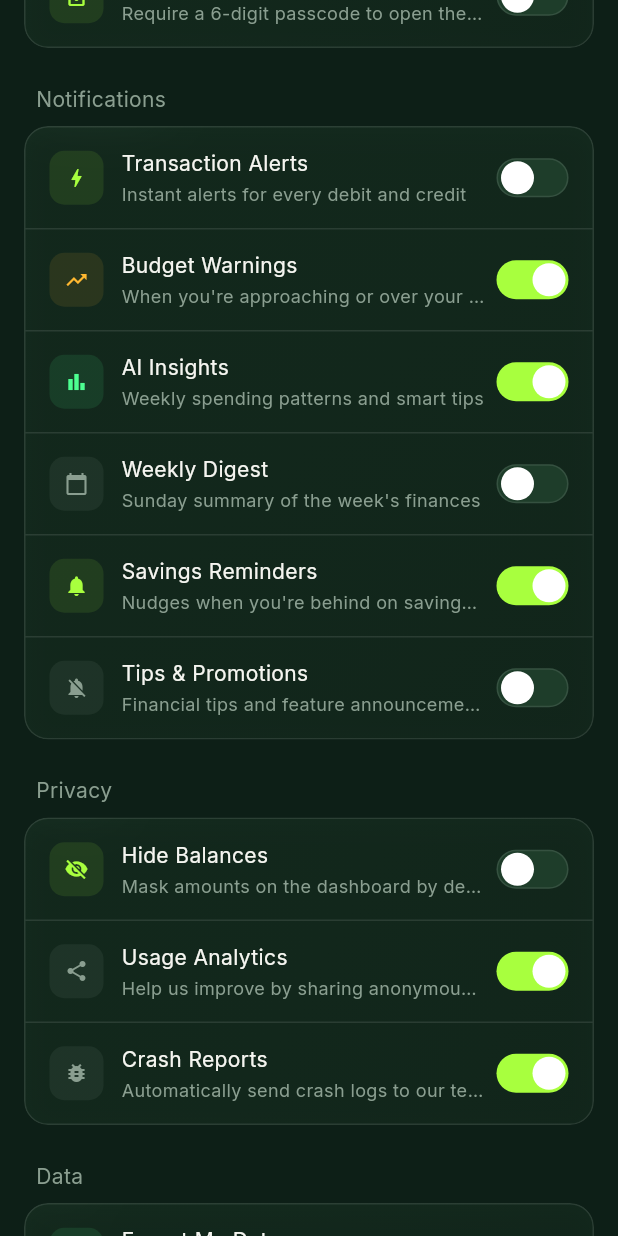
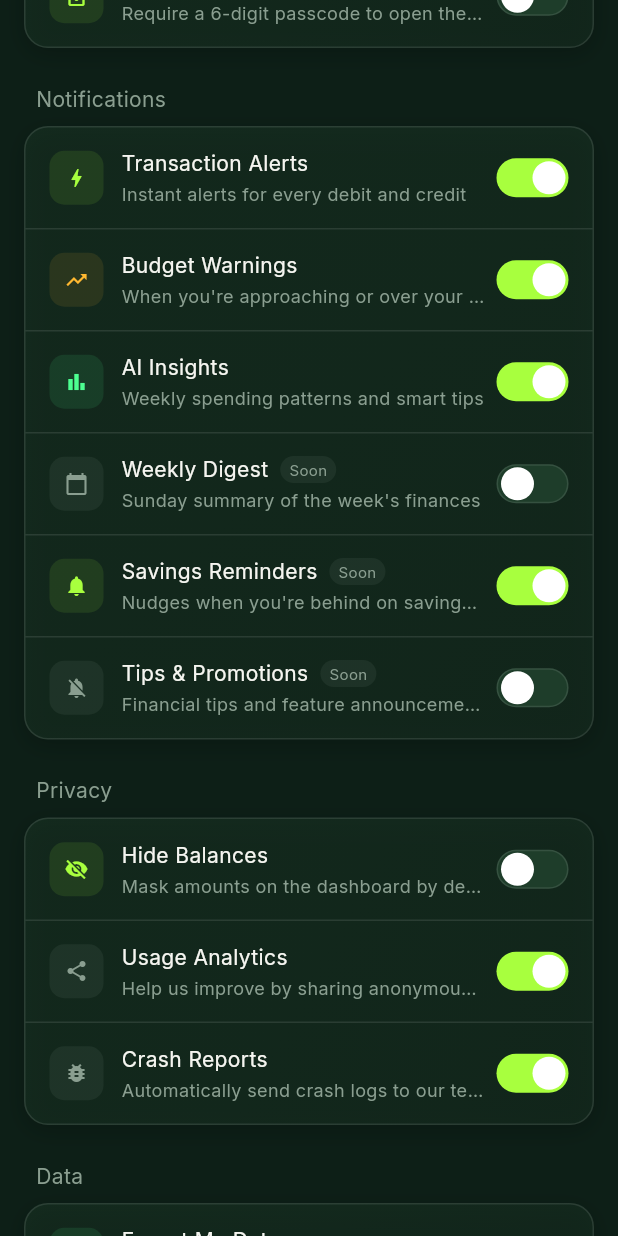
Before and after one commit to ogbonnaechefuna5-rgb/moninte, a Flutter app: the PreferencesScreen screen opened by its route, scrolled down 576 dp, on a phone screen of 412 x 824 dp. Run offline on Flutter 3.47's test engine with Material 3 defaults, Android fonts, the phone set to English and light mode, and no system bars; our stand-ins replace connectivity_plus, file_picker, fl_chart, go_router, google_fonts, google_sign_in and 5 more; accounts and stored records are empty; network calls fail.

Commit message:
refactor: optimize list rendering and improve UX polish
- Convert ListView to ListView.builder in budget, savings, and
  transactions screens for better scroll performance
- Add blur option and conditional animation init to GlassCard widget
- Persist user name across sessions in auth provider for offline display
- Fix preferences key mapping (share_analytics → analytics)
- Update API base URL to local network address
- Minor UI adjustments in dashboard, ingest, and preferences screens

```diff
--- a/lib/providers/auth_provider.dart
+++ b/lib/providers/auth_provider.dart
@@ -29,6 +29,10 @@ class AuthProvider extends ChangeNotifier {
     _api.onUnauthorized = _handleUnauthorized;
     final prefs = await SharedPreferences.getInstance();
     await prefs.remove('token');
+    final firstName = prefs.getString('user_first_name');
+    if (firstName != null) {
+      _user = {'first_name': firstName, 'last_name': prefs.getString('user_last_name') ?? ''};
+    }
     _loading = false;
     notifyListeners();
   }
@@ -186,8 +190,6 @@ class AuthProvider extends ChangeNotifier {
     final prefs = await SharedPreferences.getInstance();
     await prefs.remove('token');
     await prefs.remove('refresh_token');
-    await prefs.remove('user_first_name');
-    await prefs.remove('user_last_name');
     notifyListeners();
   }
 
--- a/lib/providers/preferences_provider.dart
+++ b/lib/providers/preferences_provider.dart
@@ -52,7 +52,7 @@ class PreferencesProvider extends ChangeNotifier {
       savingsReminders  = p['savings_reminders']  as bool? ?? savingsReminders;
       promotions        = p['promotions']         as bool? ?? promotions;
       hideBalances      = p['hide_balances']      as bool? ?? hideBalances;
-      shareAnalytics    = p['share_analytics']    as bool? ?? shareAnalytics;
+      shareAnalytics    = p['analytics']          as bool? ?? shareAnalytics;
       crashReports      = p['crash_reports']      as bool? ?? crashReports;
       await _saveLocal();
       notifyListeners();
@@ -133,7 +133,7 @@ class PreferencesProvider extends ChangeNotifier {
         'savings_reminders':   savingsReminders,
         'promotions':          promotions,
         'hide_balances':       hideBalances,
-        'share_analytics':     shareAnalytics,
+        'analytics':           shareAnalytics,
         'crash_reports':       crashReports,
       });
     } catch (_) {
--- a/lib/screens/preferences_screen.dart
+++ b/lib/screens/preferences_screen.dart
@@ -8,6 +8,8 @@ import '../widgets/section_label.dart';
 import '../widgets/screen_header.dart';
 import '../widgets/passcode_screen.dart';
 import '../providers/theme_provider.dart';
+import '../providers/dashboard_provider.dart';
+import '../providers/analytics_provider.dart';
 import '../providers/preferences_provider.dart';
 import '../services/biometric_service.dart';
 import '../router.dart';
@@ -57,13 +59,28 @@ class _PreferencesScreenState extends State<PreferencesScreen> {
     if (set == true) await prefs.setSecurity('passcodeEnabled', true);
   }
 
+  Future<void> _clearCache() async {
+    context.read<DashboardProvider>().invalidate();
+    context.read<AnalyticsProvider>().invalidate();
+    setState(() => _showClearConfirm = false);
+    ScaffoldMessenger.of(context).showSnackBar(
+      const SnackBar(content: Text('Cache cleared')),
+    );
+  }
+
+  void _exportData() {
+    ScaffoldMessenger.of(context).showSnackBar(
+      const SnackBar(content: Text('Export coming soon')),
+    );
+  }
+
   static const _notifItems = [
-    _Item('transactions', Icons.bolt, Color(0xFFA8FF3E), 'Transaction Alerts', 'Instant alerts for every debit and credit'),
+    _Item('transactionAlerts', Icons.bolt, Color(0xFFA8FF3E), 'Transaction Alerts', 'Instant alerts for every debit and credit'),
     _Item('budgetWarnings', Icons.trending_up, Color(0xFFFFB830), 'Budget Warnings', "When you're approaching or over your limits"),
     _Item('aiInsights', Icons.bar_chart, Color(0xFF4DFF91), 'AI Insights', 'Weekly spending patterns and smart tips'),
-    _Item('weeklyReport', Icons.calendar_today, Color(0xFF8A9E90), 'Weekly Digest', "Sunday summary of the week's finances"),
-    _Item('savingsReminders', Icons.notifications, Color(0xFFA8FF3E), 'Savings Reminders', "Nudges when you're behind on savings goals"),
-    _Item('promotions', Icons.notifications_off, Color(0xFF8A9E90), 'Tips & Promotions', 'Financial tips and feature announcements'),
+    _Item('weeklyReport', Icons.calendar_today, Color(0xFF8A9E90), 'Weekly Digest', "Sunday summary of the week's finances", comingSoon: true),
+    _Item('savingsReminders', Icons.notifications, Color(0xFFA8FF3E), 'Savings Reminders', "Nudges when you're behind on savings goals", comingSoon: true),
+    _Item('promotions', Icons.notifications_off, Color(0xFF8A9E90), 'Tips & Promotions', 'Financial tips and feature announcements', comingSoon: true),
   ];
 
   static const _privacyItems = [
@@ -143,7 +160,11 @@ class _PreferencesScreenState extends State<PreferencesScreen> {
                     children: _notifItems.asMap().entries.map((e) {
                       final i = e.key; final item = e.value;
                       return Column(children: [
-                        _toggleRow(context, item, prefs.valueOf(item.key), () => prefs.toggle(item.key)),
+                        _toggleRow(context, item, prefs.valueOf(item.key), item.comingSoon ? () {
+                          ScaffoldMessenger.of(context).showSnackBar(
+                            const SnackBar(content: Text('Coming soon')),
+                          );
+                        } : () => prefs.toggle(item.key)),
                         if (i < _notifItems.length - 1) Divider(height: 1, color: c.borderDefault),
                       ]);
                     }).toList(),
@@ -172,7 +193,7 @@ class _PreferencesScreenState extends State<PreferencesScreen> {
                 const SectionLabel('Data'),
                 GlassCard(
                   child: Column(children: [
-                    _actionRow(context, Icons.download, AppColors.success, 'Export My Data', 'Download all transactions as CSV', () {}),
+                    _actionRow(context, Icons.download, AppColors.success, 'Export My Data', 'Download all transactions as CSV', _exportData),
                     Divider(height: 1, color: c.borderDefault),
                     _actionRow(context, Icons.delete_outline, AppColors.destructive, 'Clear Cache', "Free up space (won't delete your data)", () => setState(() => _showClearConfirm = true)),
                   ]),
@@ -275,7 +296,17 @@ class _PreferencesScreenState extends State<PreferencesScreen> {
         ),
         const SizedBox(width: 12),
         Expanded(child: Column(crossAxisAlignment: CrossAxisAlignment.start, children: [
-          Text(item.label, style: TextStyle(color: c.textPrimary, fontSize: 14)),
+          Row(children: [
+            Text(item.label, style: TextStyle(color: c.textPrimary, fontSize: 14)),
+            if (item.comingSoon) ...[
+              const SizedBox(width: 8),
+              Container(
+                padding: const EdgeInsets.symmetric(horizontal: 6, vertical: 2),
+                decoration: BoxDecoration(borderRadius: BorderRadius.circular(100), color: c.textSecondary.withValues(alpha: 0.1)),
+                child: Text('Soon', style: TextStyle(color: c.textSecondary, fontSize: 10)),
+              ),
+            ],
+          ]),
           const SizedBox(height: 2),
           Text(item.desc, style: TextStyle(color: c.textSecondary, fontSize: 12), overflow: TextOverflow.ellipsis),
         ])),
@@ -359,7 +390,7 @@ class _PreferencesScreenState extends State<PreferencesScreen> {
                     )),
                     const SizedBox(width: 12),
                     Expanded(child: ElevatedButton(
-                      onPressed: () => setState(() => _showClearConfirm = false),
+                      onPressed: _clearCache,
                       style: ElevatedButton.styleFrom(
                         backgroundColor: AppColors.destructive, foregroundColor: Colors.white,
                         padding: const EdgeInsets.symmetric(vertical: 14),
@@ -382,5 +413,6 @@ class _Item {
   final String key, label, desc;
   final IconData icon;
   final Color iconColor;
-  const _Item(this.key, this.icon, this.iconColor, this.label, this.desc);
+  final bool comingSoon;
+  const _Item(this.key, this.icon, this.iconColor, this.label, this.desc, {this.comingSoon = false});
 }
--- a/lib/screens/transactions_screen.dart
+++ b/lib/screens/transactions_screen.dart
@@ -121,8 +121,10 @@ class _TransactionsScreenState extends State<TransactionsScreen> {
                               final type = tx['type'] ?? 'debit';
                               final date = tx['transaction_date'] as String? ?? '';
                               final isCredit = type == 'credit';
-                              return GlassCard(
+                              return RepaintBoundary(
+                                child: GlassCard(
                                   padding: const EdgeInsets.all(16),
+                                  blur: false,
                                   child: Row(children: [
                                     Container(
                                       width: 44, height: 44,
@@ -150,6 +152,7 @@ class _TransactionsScreenState extends State<TransactionsScreen> {
                                       style: AppTheme.monoSized(15, color: isCredit ? AppColors.success : AppColors.destructive),
                                     ),
                                   ]),
+                                ),
                               );
                             },
                           ),
--- a/lib/services/api_service.dart
+++ b/lib/services/api_service.dart
@@ -16,7 +16,7 @@ class ApiService {
   }) : baseUrl = baseUrl ??
             const String.fromEnvironment(
               'API_BASE',
-              defaultValue: 'http://localhost:8080/api/v1',
+              defaultValue: 'http://172.20.10.2:8080/api/v1',
             );
 
   /// Resolves a relative path like /uploads/avatars/x.jpg to a full URL.
--- a/lib/widgets/glass_card.dart
+++ b/lib/widgets/glass_card.dart
@@ -7,10 +7,11 @@ class GlassCard extends StatefulWidget {
   final EdgeInsetsGeometry? padding;
   final bool hover;
   final bool animate;
+  final bool blur;
   final BoxBorder? border;
   final Gradient? gradient;
   final VoidCallback? onTap;
-  final String? className; // unused, for migration convenience
+  final String? className;
 
   const GlassCard({
     super.key,
@@ -18,6 +19,7 @@ class GlassCard extends StatefulWidget {
     this.padding,
     this.hover = false,
     this.animate = false,
+    this.blur = false,
     this.border,
     this.gradient,
     this.onTap,
@@ -34,9 +36,12 @@ class _GlassCardState extends State<GlassCard>
   late Animation<double> _fadeAnimation;
   late Animation<Offset> _slideAnimation;
 
+  // Only initialised when widget.animate == true
+
   @override
   void initState() {
     super.initState();
+    if (!widget.animate) return;
     _controller = AnimationController(
       duration: const Duration(milliseconds: 500),
       vsync: this,
@@ -46,31 +51,19 @@ class _GlassCardState extends State<GlassCard>
       begin: const Offset(0, 0.05),
       end: Offset.zero,
     ).animate(CurvedAnimation(parent: _controller, curve: Curves.easeOut));
-
-    if (widget.animate) {
     _controller.forward();
-    } else {
-      _controller.value = 1.0;
-    }
   }
 
   @override
   void dispose() {
-    _controller.dispose();
+    if (widget.animate) _controller.dispose();
     super.dispose();
   }
 
   @override
   Widget build(BuildContext context) {
     final c = AppColors.of(context);
-
-    Widget card = ClipRRect(
-      borderRadius: BorderRadius.circular(16),
-      child: BackdropFilter(
-        filter: ImageFilter.blur(sigmaX: 20, sigmaY: 20),
-        child: Container(
-          padding: widget.padding,
-          decoration: BoxDecoration(
+    final decoration = BoxDecoration(
       gradient: widget.gradient ??
           LinearGradient(
             begin: Alignment.topLeft,
@@ -89,15 +82,22 @@ class _GlassCardState extends State<GlassCard>
           offset: const Offset(0, 4),
         ),
       ],
+    );
+    Widget card = widget.blur
+        ? ClipRRect(
+            borderRadius: BorderRadius.circular(16),
+            child: BackdropFilter(
+              filter: ImageFilter.blur(sigmaX: 20, sigmaY: 20),
+              child: Container(padding: widget.padding, decoration: decoration, child: widget.child),
             ),
-          child: widget.child,
-        ),
-      ),
-    );
+          )
+        : Container(padding: widget.padding, decoration: decoration, child: widget.child);
 
     if (widget.onTap != null) {
       card = GestureDetector(onTap: widget.onTap, child: card);
     }
+
+    if (!widget.animate) return card;
 
     return FadeTransition(
       opacity: _fadeAnimation,
```
Also changed, not shown: lib/screens/budget_screen.dart (+17 -17 lines), lib/screens/dashboard_screen.dart (+8 -4 lines), lib/screens/ingest_screen.dart (+16 -0 lines), lib/screens/savings_screen.dart (+41 -28 lines). Lines whose indentation alone changed are shown as unchanged.
